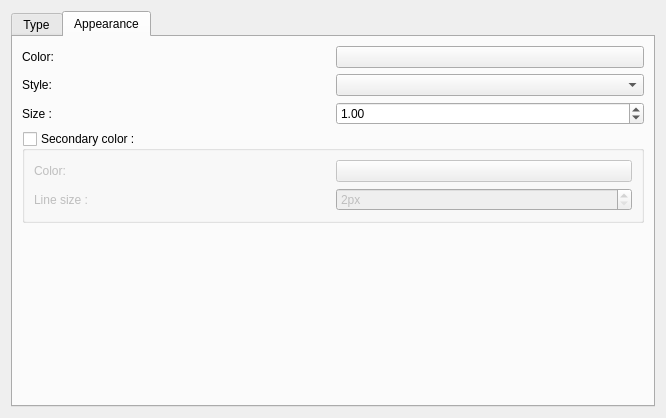
qelectrotech/qelectrotech-source-mirror, file sources/ui/conductorpropertieswidget.ui: the form before one commit.
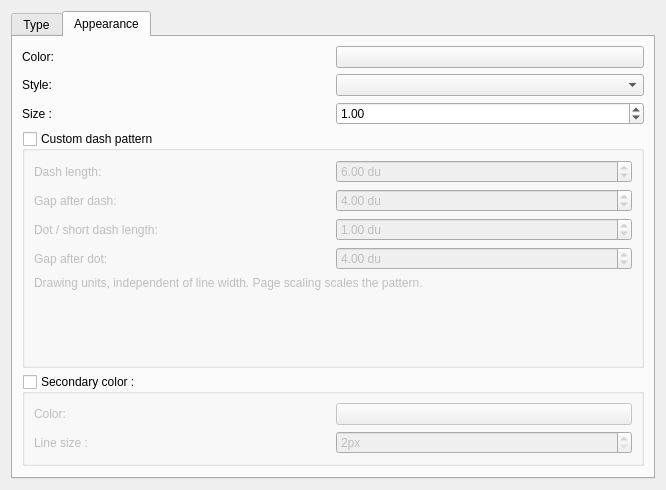
The form after the commit. The open tabs and pages were chosen to show the change. Icons and pictures are not drawn. Custom widgets are drawn as their Qt base class.

Commit message: Complete Custom 2.6 contribution (batch 2 of 2)

Patch:
```diff
--- a/sources/ui/conductorpropertieswidget.ui
+++ b/sources/ui/conductorpropertieswidget.ui
@@ -463,7 +463,7 @@
          </property>
         </widget>
        </item>
-       <item row="4" column="1">
+       <item row="5" column="1">
         <spacer name="verticalSpacer">
          <property name="orientation">
           <enum>Qt::Vertical</enum>
@@ -487,6 +487,59 @@
         </widget>
        </item>
        <item row="3" column="0" colspan="2">
+        <widget class="QGroupBox" name="m_custom_dash_gb">
+         <property name="title"><string>Custom dash pattern</string></property>
+         <property name="checkable"><bool>true</bool></property>
+         <property name="checked"><bool>false</bool></property>
+         <layout class="QGridLayout" name="m_custom_dash_layout">
+          <item row="0" column="0"><widget class="QLabel" name="m_pattern_dash_label"><property name="text"><string>Dash length:</string></property></widget></item>
+          <item row="0" column="1"><widget class="QDoubleSpinBox" name="m_pattern_dash_sb">
+           <property name="decimals"><number>2</number></property>
+           <property name="minimum"><double>0.1</double></property>
+           <property name="maximum"><double>1000.0</double></property>
+           <property name="singleStep"><double>0.5</double></property>
+           <property name="value"><double>6.0</double></property>
+           <property name="suffix"><string> du</string></property>
+          </widget></item>
+          <item row="1" column="0"><widget class="QLabel" name="m_pattern_gap_label"><property name="text"><string>Gap after dash:</string></property></widget></item>
+          <item row="1" column="1"><widget class="QDoubleSpinBox" name="m_pattern_gap_sb">
+           <property name="decimals"><number>2</number></property>
+           <property name="minimum"><double>0.1</double></property>
+           <property name="maximum"><double>1000.0</double></property>
+           <property name="singleStep"><double>0.5</double></property>
+           <property name="value"><double>4.0</double></property>
+           <property name="suffix"><string> du</string></property>
+          </widget></item>
+          <item row="2" column="0"><widget class="QLabel" name="m_pattern_dot_label"><property name="text"><string>Dot / short dash length:</string></property></widget></item>
+          <item row="2" column="1"><widget class="QDoubleSpinBox" name="m_pattern_dot_sb">
+           <property name="decimals"><number>2</number></property>
+           <property name="minimum"><double>0.1</double></property>
+           <property name="maximum"><double>1000.0</double></property>
+           <property name="singleStep"><double>0.5</double></property>
+           <property name="value"><double>1.0</double></property>
+           <property name="suffix"><string> du</string></property>
+          </widget></item>
+          <item row="3" column="0"><widget class="QLabel" name="m_pattern_dotGap_label"><property name="text"><string>Gap after dot:</string></property></widget></item>
+          <item row="3" column="1"><widget class="QDoubleSpinBox" name="m_pattern_dotGap_sb">
+           <property name="decimals"><number>2</number></property>
+           <property name="minimum"><double>0.1</double></property>
+           <property name="maximum"><double>1000.0</double></property>
+           <property name="singleStep"><double>0.5</double></property>
+           <property name="value"><double>4.0</double></property>
+           <property name="suffix"><string> du</string></property>
+          </widget></item>
+          <item row="4" column="0" colspan="2"><widget class="QLabel" name="m_pattern_units_label">
+           <property name="text"><string>Drawing units, independent of line width. Page scaling scales the pattern.</string></property>
+           <property name="wordWrap"><bool>true</bool></property>
+          </widget></item>
+          <item row="5" column="0" colspan="2"><widget class="QLabel" name="m_pattern_preview_label">
+           <property name="minimumSize"><size><width>280</width><height>60</height></size></property>
+           <property name="alignment"><set>Qt::AlignCenter</set></property>
+          </widget></item>
+         </layout>
+        </widget>
+       </item>
+       <item row="4" column="0" colspan="2">
         <widget class="QGroupBox" name="m_color_2_gb">
          <property name="title">
           <string>Secondary color :</string>
```
The commit also changes 73 other files.
